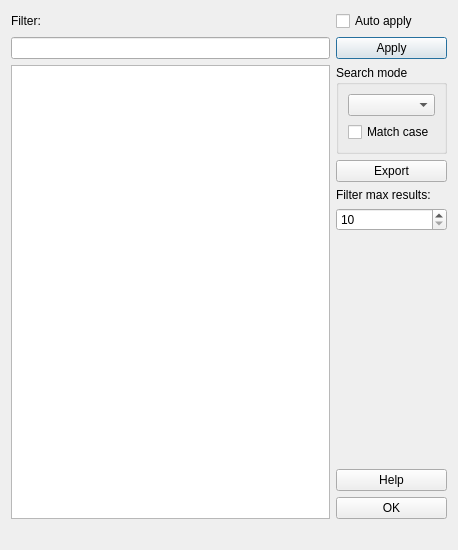
Qt form src/ui/dictheadwords.ui (xiaoyifang/goldendict-ng) before a commit.
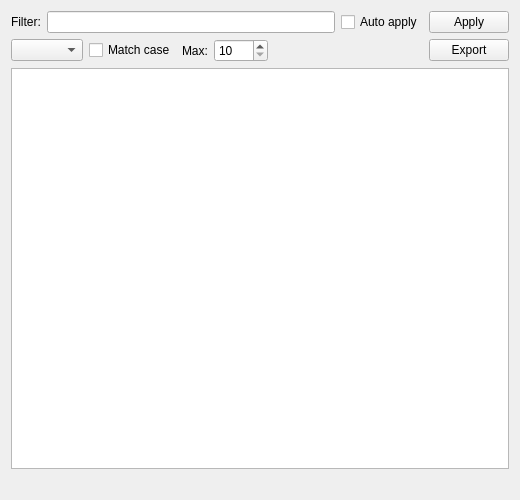
The same form after that commit.

Commit message: refactor: rearrange DictHeadwords layout for more list space (#3017)

What changed in the file:
```diff
--- a/src/ui/dictheadwords.ui
+++ b/src/ui/dictheadwords.ui
@@ -6,8 +6,8 @@
    <rect>
     <x>0</x>
     <y>0</y>
-    <width>458</width>
-    <height>550</height>
+    <width>520</width>
+    <height>500</height>
    </rect>
   </property>
   <property name="windowTitle">
@@ -15,8 +15,22 @@
   </property>
   <layout class="QVBoxLayout" name="verticalLayout_3">
    <item>
-    <layout class="QGridLayout" name="gridLayout">
-     <item row="1" column="1">
+    <layout class="QHBoxLayout" name="filterLayout">
+     <item>
+      <widget class="QLabel" name="label">
+       <property name="text">
+        <string>Filter:</string>
+       </property>
+      </widget>
+     </item>
+     <item>
+      <widget class="QLineEdit" name="filterLine">
+       <property name="toolTip">
+        <string>Filter string (fixed string, wildcards or regular expression)</string>
+       </property>
+      </widget>
+     </item>
+     <item>
       <widget class="QCheckBox" name="autoApply">
        <property name="toolTip">
         <string>If checked any filter changes will we immediately applied to headwords list</string>
@@ -26,10 +40,7 @@
        </property>
       </widget>
      </item>
-     <item row="3" column="0">
-      <widget class="QListView" name="headersListView"/>
-     </item>
-     <item row="2" column="1">
+     <item>
       <widget class="QPushButton" name="applyButton">
        <property name="toolTip">
         <string>Press this button to apply filter to headwords list</string>
@@ -40,38 +51,23 @@
        <property name="autoDefault">
         <bool>false</bool>
        </property>
-       <property name="default">
-        <bool>true</bool>
-       </property>
       </widget>
      </item>
-     <item row="2" column="0">
-      <widget class="QLineEdit" name="filterLine">
-       <property name="toolTip">
-        <string>Filter string (fixed string, wildcards or regular expression)</string>
-       </property>
-      </widget>
-     </item>
-     <item row="1" column="0">
-      <widget class="QLabel" name="label">
-       <property name="text">
-        <string>Filter:</string>
-       </property>
-      </widget>
-     </item>
-     <item row="3" column="1">
-      <layout class="QVBoxLayout" name="verticalLayout_2">
+    </layout>
+   </item>
        <item>
-        <widget class="QGroupBox" name="groupBox">
-         <property name="title">
-          <string>Search mode</string>
-         </property>
-         <layout class="QVBoxLayout" name="verticalLayout">
+    <layout class="QHBoxLayout" name="toolbarLayout">
           <item>
            <widget class="QComboBox" name="searchModeCombo">
             <property name="toolTip">
              <string>This element determines how filter string will be interpreted</string>
             </property>
+       <property name="sizePolicy">
+        <sizepolicy hsizetype="Preferred" vsizetype="Fixed">
+         <horstretch>0</horstretch>
+         <verstretch>0</verstretch>
+        </sizepolicy>
+       </property>
            </widget>
           </item>
           <item>
@@ -84,29 +80,13 @@
             </property>
            </widget>
           </item>
-         </layout>
-        </widget>
-       </item>
-       <item>
-        <widget class="QPushButton" name="exportButton">
-         <property name="toolTip">
-          <string>Exports headwords to file</string>
-         </property>
-         <property name="text">
-          <string>Export</string>
-         </property>
-         <property name="autoDefault">
-          <bool>false</bool>
-         </property>
-        </widget>
-       </item>
        <item>
            <widget class="QLabel" name="label_2">
                <property name="toolTip">
                    <string>Specify the maximum filtered headwords returned.</string>
                </property>
                <property name="text">
-                   <string>Filter max results:</string>
+        <string>Max:</string>
                </property>
            </widget>
        </item>
@@ -127,41 +107,35 @@
               </widget>
           </item>
           <item>
-        <spacer name="verticalSpacer">
+      <spacer name="horizontalSpacer">
          <property name="orientation">
-          <enum>Qt::Vertical</enum>
+        <enum>Qt::Horizontal</enum>
          </property>
          <property name="sizeHint" stdset="0">
           <size>
-           <width>20</width>
-           <height>40</height>
+         <width>40</width>
+         <height>20</height>
           </size>
          </property>
         </spacer>
        </item>
        <item>
-        <widget class="QPushButton" name="helpButton">
+      <widget class="QPushButton" name="exportButton">
+       <property name="toolTip">
+        <string>Exports headwords to file</string>
+       </property>
          <property name="text">
-          <string>Help</string>
+        <string>Export</string>
          </property>
          <property name="autoDefault">
           <bool>false</bool>
          </property>
         </widget>
+     </item>
+   </layout>
        </item>
        <item>
-        <widget class="QPushButton" name="OKButton">
-         <property name="text">
-          <string>OK</string>
-         </property>
-         <property name="autoDefault">
-          <bool>false</bool>
-         </property>
-        </widget>
-       </item>
-      </layout>
-     </item>
-    </layout>
+    <widget class="QListView" name="headersListView"/>
    </item>
    <item>
     <widget class="QLabel" name="headersNumber">
```
Left out of the diff: 1 changed line with no effect on the pictures. Lines whose indentation alone changed are shown as unchanged. The commit also changes 3 other files.
